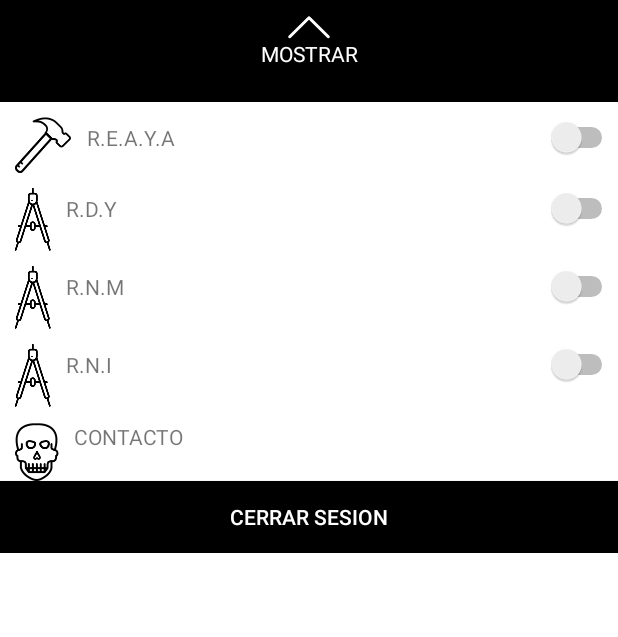
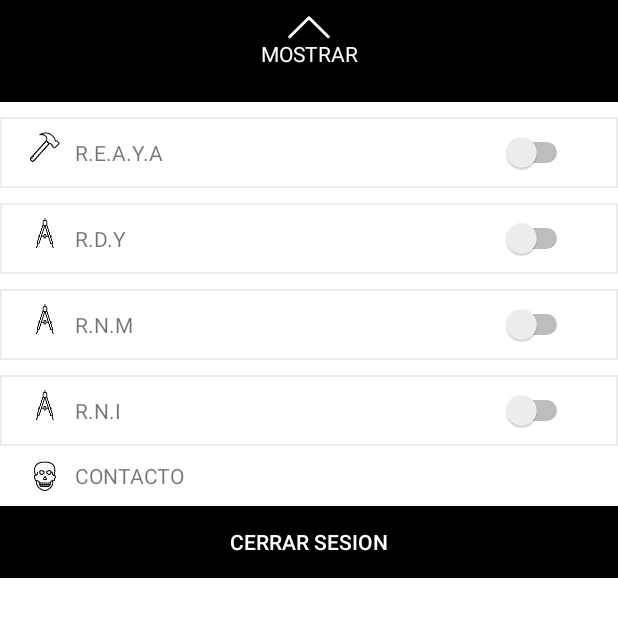
Before and after one commit to franciscocarranza/google_maps_test, an Android app: the screen it shows after launch (SlidingUpPanelActivity), on a phone screen of 412 x 824 dp, the part 84-721 px from its top. Run offline under Robolectric (Android 15) with nearby library versions, the phone set to English and light mode, and no system bars; our stand-ins replace ButterKnife; libraries missing offline, so code that uses them is left out: com.sothree.slidinguppanel; plain views replace SlidingUpPanelLayout; 2 statements that could not run were skipped.

Commit message:
sliding panel test 1
panel is being tested on flexibility ie, going up and down

```diff
--- a/app/src/main/java/com/example/luic0/googlemaps/SlidingUpPanelActivity.java
+++ b/app/src/main/java/com/example/luic0/googlemaps/SlidingUpPanelActivity.java
@@ -5,19 +5,27 @@ import android.support.v7.app.AppCompatActivity;
 import android.text.Html;
 import android.util.Log;
 import android.view.Menu;
+import android.view.MenuItem;
 import android.view.View;
 import android.widget.ImageView;
 import android.widget.TextView;
-import android.widget.Toolbar;
 
 import com.sothree.slidinguppanel.SlidingUpPanelLayout;
 
+import butterknife.BindView;
 import butterknife.ButterKnife;
 
 public class SlidingUpPanelActivity extends AppCompatActivity {
     private static final String TAG = "SlidingUpPanelActivity";
 
-    private SlidingUpPanelLayout mLayout;
+    @BindView(R.id.sliding_layout)
+    SlidingUpPanelLayout mLayout;
+
+    @BindView(R.id.img_mostrar_ocultar)
+    ImageView panelImg;
+
+    @BindView(R.id.txt_mostrar)
+    TextView txtPanelLabel;
 
     @Override
     protected void onCreate(Bundle savedInstanceState) {
@@ -25,8 +33,6 @@ public class SlidingUpPanelActivity extends AppCompatActivity {
         setContentView(R.layout.activity_sliding_up_panel);
         ButterKnife.bind(this);
 
-
-        mLayout = findViewById(R.id.sliding_layout);
         mLayout.addPanelSlideListener(new SlidingUpPanelLayout.PanelSlideListener() {
             @Override
             public void onPanelSlide(View panel, float slideOffset) {
@@ -36,6 +42,15 @@ public class SlidingUpPanelActivity extends AppCompatActivity {
             @Override
             public void onPanelStateChanged(View panel, SlidingUpPanelLayout.PanelState previousState, SlidingUpPanelLayout.PanelState newState) {
                 Log.i(TAG, "onPanelStateChanged " + newState);
+                if (mLayout.getPanelState() == SlidingUpPanelLayout.PanelState.COLLAPSED) {
+                    panelImg.setImageDrawable(getDrawable(R.drawable.ic_dropdown_arrow));
+                    txtPanelLabel.setText(R.string.mostrar);
+                } else if( mLayout.getPanelState() == SlidingUpPanelLayout.PanelState.EXPANDED){
+                    mLayout.setAnchorPoint(0.7f);
+                    mLayout.setPanelState(SlidingUpPanelLayout.PanelState.ANCHORED);
+                    panelImg.setImageDrawable(getDrawable(R.drawable.ic_dropdown_arrow));
+                    txtPanelLabel.setText(R.string.ocultar);
+                }
             }
         });
         mLayout.setFadeOnClickListener(new View.OnClickListener() {
@@ -54,12 +69,31 @@ public class SlidingUpPanelActivity extends AppCompatActivity {
         }
     }
 
-    private void setSupportActionBar(Toolbar viewById) {
+    @Override
+    public boolean onPrepareOptionsMenu(Menu menu) {
+        return super.onPrepareOptionsMenu(menu);
     }
 
     @Override
-    public boolean onPrepareOptionsMenu(Menu menu) {
-        return super.onPrepareOptionsMenu(menu);
+    public boolean onOptionsItemSelected(MenuItem item) {
+        switch (item.getItemId()){
+            case R.id.img_mostrar_ocultar: {
+                if (mLayout != null) {
+                    if (mLayout.getPanelState() != SlidingUpPanelLayout.PanelState.COLLAPSED) {
+                        mLayout.setPanelState(SlidingUpPanelLayout.PanelState.COLLAPSED);
+                        item.setIcon(R.drawable.ic_dropdown_arrow);
+                        item.setTitle(R.string.mostrar);
+                    } else {
+                        mLayout.setAnchorPoint(0.5f);
+                        mLayout.setPanelState(SlidingUpPanelLayout.PanelState.EXPANDED);
+                        item.setIcon(R.drawable.ic_dropdown_arrow);
+                        item.setTitle(R.string.ocultar);
+                    }
+                }
+                return true;
+            }
+        }
+        return super.onOptionsItemSelected(item);
     }
 
     @Override
@@ -71,5 +105,4 @@ public class SlidingUpPanelActivity extends AppCompatActivity {
             super.onBackPressed();
         }
     }
-
-    }
+}
--- /dev/null
+++ b/app/src/main/res/drawable/rectangle.xml
@@ -0,0 +1,10 @@
+<?xml version="1.0" encoding="utf-8"?>
+<selector xmlns:android="http://schemas.android.com/apk/res/android">
+
+    <item>
+        <shape android:shape="rectangle">
+           <stroke android:width="1dp" android:color="@color/grey"/>
+        </shape>
+    </item>
+
+</selector>
--- a/app/src/main/res/layout/layout_sliding_switches.xml
+++ b/app/src/main/res/layout/layout_sliding_switches.xml
@@ -9,24 +9,27 @@
         android:id="@+id/ly_reaya"
         android:layout_width="match_parent"
         android:layout_height="wrap_content"
-        android:layout_marginStart="10dp">
+        android:background="@drawable/rectangle"
+        android:padding="10dp">
 
         <ImageView
-            android:layout_width="wrap_content"
-            android:layout_height="wrap_content"
+            android:layout_width="20dp"
+            android:layout_height="20dp"
+            android:layout_marginStart="10dp"
             android:src="@drawable/ic_hammer" />
 
         <TextView
             android:layout_width="wrap_content"
             android:layout_height="wrap_content"
-            android:text="@string/r_e_a_y_a"
-            android:layout_marginStart="10dp"/>
+            android:layout_marginStart="10dp"
+            android:text="@string/r_e_a_y_a" />
 
         <Switch
             android:id="@+id/btn_reaya"
             android:layout_width="0dp"
             android:layout_height="wrap_content"
-            android:layout_weight="1"/>
+            android:layout_weight="1"
+            android:layout_marginEnd="20dp"/>
 
     </LinearLayout>
 
@@ -35,25 +38,28 @@
         android:layout_width="match_parent"
         android:layout_height="wrap_content"
         android:layout_below="@id/ly_reaya"
-        android:layout_marginStart="10dp"
-        android:layout_marginTop="10dp">
+        android:layout_marginTop="10dp"
+        android:background="@drawable/rectangle"
+        android:padding="10dp">
 
         <ImageView
-            android:layout_width="wrap_content"
-            android:layout_height="wrap_content"
+            android:layout_width="20dp"
+            android:layout_height="20dp"
+            android:layout_marginStart="10dp"
             android:src="@drawable/ic_compass"/>
 
         <TextView
             android:layout_width="wrap_content"
             android:layout_height="wrap_content"
-            android:text="@string/r_d_y"
-            android:layout_marginStart="10dp"/>
+            android:layout_marginStart="10dp"
+            android:text="@string/r_d_y" />
 
         <Switch
             android:id="@+id/btn_rdy"
             android:layout_width="0dp"
             android:layout_height="wrap_content"
-            android:layout_weight="1"/>
+            android:layout_weight="1"
+            android:layout_marginEnd="20dp"/>
 
     </LinearLayout>
 
@@ -62,25 +68,28 @@
         android:layout_width="match_parent"
         android:layout_height="wrap_content"
         android:layout_below="@id/ly_rdy"
-        android:layout_marginStart="10dp"
-        android:layout_marginTop="10dp">
+        android:layout_marginTop="10dp"
+        android:background="@drawable/rectangle"
+        android:padding="10dp">
 
         <ImageView
-            android:layout_width="wrap_content"
-            android:layout_height="wrap_content"
+            android:layout_width="20dp"
+            android:layout_height="20dp"
+            android:layout_marginStart="10dp"
             android:src="@drawable/ic_compass"/>
 
         <TextView
             android:layout_width="wrap_content"
             android:layout_height="wrap_content"
-            android:text="@string/r_n_m"
-            android:layout_marginStart="10dp"/>
+            android:layout_marginStart="10dp"
+            android:text="@string/r_n_m" />
 
         <Switch
             android:id="@+id/btn_rnm"
             android:layout_width="0dp"
             android:layout_height="wrap_content"
-            android:layout_weight="1"/>
+            android:layout_weight="1"
+            android:layout_marginEnd="20dp"/>
 
     </LinearLayout>
 
@@ -89,25 +98,28 @@
         android:layout_width="match_parent"
         android:layout_height="wrap_content"
         android:layout_below="@id/ly_rnm"
-        android:layout_marginStart="10dp"
-        android:layout_marginTop="10dp">
+        android:layout_marginTop="10dp"
+        android:background="@drawable/rectangle"
+        android:padding="10dp">
 
         <ImageView
-            android:layout_width="wrap_content"
-            android:layout_height="wrap_content"
+            android:layout_width="20dp"
+            android:layout_height="20dp"
+            android:layout_marginStart="10dp"
             android:src="@drawable/ic_compass"/>
 
         <TextView
             android:layout_width="wrap_content"
             android:layout_height="wrap_content"
-            android:text="@string/r_n_i"
-            android:layout_marginStart="10dp"/>
+            android:layout_marginStart="10dp"
+            android:text="@string/r_n_i" />
 
         <Switch
             android:id="@+id/btn_rni"
             android:layout_width="0dp"
             android:layout_height="wrap_content"
-            android:layout_weight="1"/>
+            android:layout_weight="1"
+            android:layout_marginEnd="20dp"/>
 
     </LinearLayout>
 
@@ -116,20 +128,20 @@
         android:layout_width="match_parent"
         android:layout_height="wrap_content"
         android:layout_below="@id/ly_rni"
-        android:layout_marginStart="10dp"
-        android:layout_marginTop="10dp">
+        android:padding="10dp">
 
         <ImageView
-            android:layout_width="wrap_content"
-            android:layout_height="wrap_content"
+            android:layout_width="20dp"
+            android:layout_height="20dp"
+            android:layout_marginStart="10dp"
             android:src="@drawable/ic_black_skull"/>
 
         <TextView
             android:id="@+id/txt_contacto"
             android:layout_width="wrap_content"
             android:layout_height="wrap_content"
-            android:text="@string/contacto"
-            android:layout_marginStart="10dp"/>
+            android:layout_marginStart="10dp"
+            android:text="@string/contacto"/>
 
     </LinearLayout>
 
--- a/app/src/main/res/values/colors.xml
+++ b/app/src/main/res/values/colors.xml
@@ -3,7 +3,7 @@
     <color name="colorPrimary">#3F51B5</color>
     <color name="colorPrimaryDark">#303F9F</color>
     <color name="colorAccent">#FF4081</color>
-    <color name="grey">#808B96</color>
+    <color name="grey">#E9EDEE</color>
     <color name="blanco">#FFFFFF</color>
     <color name="black">#000000</color>
 </resources>
```
Also changed, not shown: app/src/main/res/layout/activity_sliding_up_panel.xml (indentation only).
